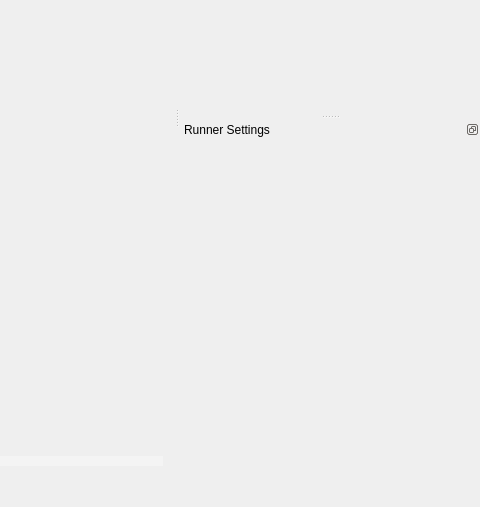
This is geometrize/dialog/imagejobwindow.ui in Tw1ddle/geometrize as Qt 5 draws it before an edit; both pictures show x 544 to 1024 and y 293 to 800 of the 1024 by 800 pixel window. The edited form follows.
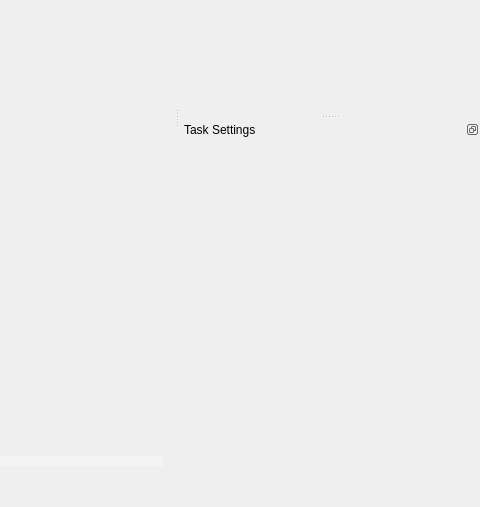
This is the edited form. Custom widgets are drawn as their Qt base class.

What changed in the file:
```diff
--- a/geometrize/dialog/imagejobwindow.ui
+++ b/geometrize/dialog/imagejobwindow.ui
@@ -308,7 +308,7 @@
     <set>Qt::LeftDockWidgetArea|Qt::RightDockWidgetArea</set>
    </property>
    <property name="windowTitle">
-    <string>Runner Settings</string>
+    <string extracomment="Title of a section that contains preferences and settings that affect the image geometrizing job/task">Task Settings</string>
    </property>
    <attribute name="dockWidgetArea">
     <number>2</number>
```
Left out of the diff: 28 changed lines with no effect on the pictures.
